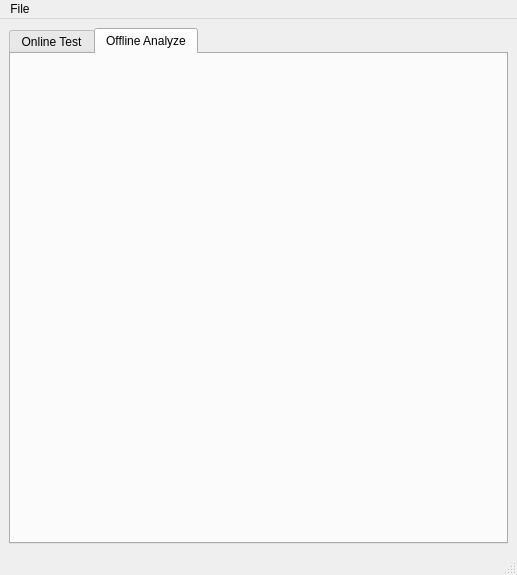
This is gui/runcontrol.ui in cepc/kc705 as Qt 5 draws it before an edit. The edited form follows.
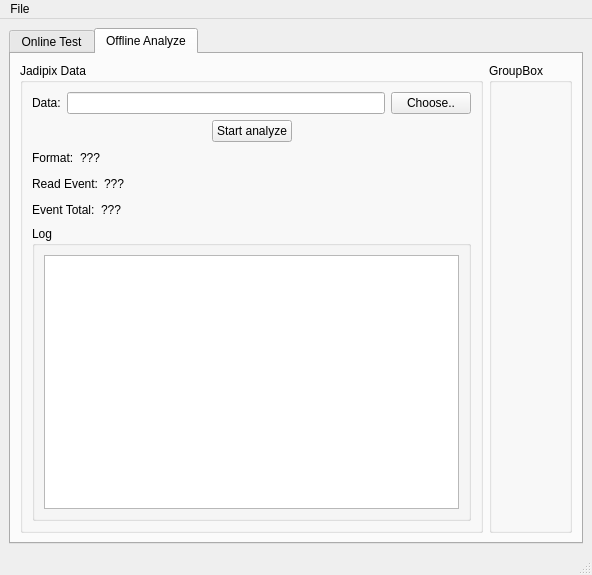
This is the edited form. The open tabs and pages were chosen to show the change. Icons and pictures are not drawn.

Patch:
```diff
--- a/gui/runcontrol.ui
+++ b/gui/runcontrol.ui
@@ -6,7 +6,7 @@
    <rect>
     <x>0</x>
     <y>0</y>
-    <width>517</width>
+    <width>592</width>
     <height>575</height>
    </rect>
   </property>
@@ -315,6 +315,196 @@
        <attribute name="title">
         <string>Offline Analyze</string>
        </attribute>
+       <layout class="QHBoxLayout" name="horizontalLayout_16">
+        <item>
+         <widget class="QGroupBox" name="groupBox_6">
+          <property name="title">
+           <string>Jadipix Data</string>
+          </property>
+          <layout class="QVBoxLayout" name="verticalLayout_6">
+           <item>
+            <layout class="QHBoxLayout" name="horizontalLayout_14">
+             <item>
+              <widget class="QLabel" name="label_9">
+               <property name="text">
+                <string>Data:</string>
+               </property>
+              </widget>
+             </item>
+             <item>
+              <widget class="QLineEdit" name="DataEdit"/>
+             </item>
+             <item>
+              <widget class="QPushButton" name="BtnDataChoose">
+               <property name="text">
+                <string>Choose..</string>
+               </property>
+              </widget>
+             </item>
+            </layout>
+           </item>
+           <item>
+            <layout class="QHBoxLayout" name="horizontalLayout_13">
+             <item>
+              <spacer name="horizontalSpacer_8">
+               <property name="orientation">
+                <enum>Qt::Horizontal</enum>
+               </property>
+               <property name="sizeHint" stdset="0">
+                <size>
+                 <width>40</width>
+                 <height>20</height>
+                </size>
+               </property>
+              </spacer>
+             </item>
+             <item>
+              <widget class="QPushButton" name="BtnSartRead">
+               <property name="text">
+                <string>Start analyze</string>
+               </property>
+              </widget>
+             </item>
+             <item>
+              <spacer name="horizontalSpacer_9">
+               <property name="orientation">
+                <enum>Qt::Horizontal</enum>
+               </property>
+               <property name="sizeHint" stdset="0">
+                <size>
+                 <width>40</width>
+                 <height>20</height>
+                </size>
+               </property>
+              </spacer>
+             </item>
+            </layout>
+           </item>
+           <item>
+            <layout class="QHBoxLayout" name="horizontalLayout_8">
+             <item>
+              <widget class="QLabel" name="label_8">
+               <property name="text">
+                <string>Format:</string>
+               </property>
+              </widget>
+             </item>
+             <item>
+              <widget class="QLabel" name="LabelFormat">
+               <property name="text">
+                <string>???</string>
+               </property>
+              </widget>
+             </item>
+             <item>
+              <spacer name="horizontalSpacer_6">
+               <property name="orientation">
+                <enum>Qt::Horizontal</enum>
+               </property>
+               <property name="sizeHint" stdset="0">
+                <size>
+                 <width>40</width>
+                 <height>20</height>
+                </size>
+               </property>
+              </spacer>
+             </item>
+            </layout>
+           </item>
+           <item>
+            <layout class="QHBoxLayout" name="horizontalLayout_12">
+             <item>
+              <widget class="QLabel" name="label_10">
+               <property name="text">
+                <string>Read Event:</string>
+               </property>
+              </widget>
+             </item>
+             <item>
+              <widget class="QLabel" name="LabelReadNumber">
+               <property name="text">
+                <string>???</string>
+               </property>
+              </widget>
+             </item>
+             <item>
+              <spacer name="horizontalSpacer_7">
+               <property name="orientation">
+                <enum>Qt::Horizontal</enum>
+               </property>
+               <property name="sizeHint" stdset="0">
+                <size>
+                 <width>40</width>
+                 <height>20</height>
+                </size>
+               </property>
+              </spacer>
+             </item>
+            </layout>
+           </item>
+           <item>
+            <layout class="QHBoxLayout" name="horizontalLayout_15">
+             <item>
+              <widget class="QLabel" name="label_11">
+               <property name="text">
+                <string>Event Total:</string>
+               </property>
+              </widget>
+             </item>
+             <item>
+              <widget class="QLabel" name="LabelEventTotal">
+               <property name="text">
+                <string>???</string>
+               </property>
+              </widget>
+             </item>
+             <item>
+              <spacer name="horizontalSpacer_10">
+               <property name="orientation">
+                <enum>Qt::Horizontal</enum>
+               </property>
+               <property name="sizeHint" stdset="0">
+                <size>
+                 <width>40</width>
+                 <height>20</height>
+                </size>
+               </property>
+              </spacer>
+             </item>
+            </layout>
+           </item>
+           <item>
+            <widget class="QGroupBox" name="groupBox_7">
+             <property name="title">
+              <string>Log</string>
+             </property>
+             <layout class="QVBoxLayout" name="verticalLayout_5">
+              <item>
+               <widget class="QTextEdit" name="OfflineTextEdit">
+                <property name="readOnly">
+                 <bool>true</bool>
+                </property>
+               </widget>
+              </item>
+             </layout>
+            </widget>
+           </item>
+          </layout>
+         </widget>
+        </item>
+        <item>
+         <widget class="QGroupBox" name="groupBox_8">
+          <property name="title">
+           <string>GroupBox</string>
+          </property>
+          <layout class="QVBoxLayout" name="verticalLayout_7">
+           <item>
+            <widget class="QWidget" name="OfflineGraph" native="true"/>
+           </item>
+          </layout>
+         </widget>
+        </item>
+       </layout>
       </widget>
      </widget>
     </item>
@@ -325,7 +515,7 @@
     <rect>
      <x>0</x>
      <y>0</y>
-     <width>517</width>
+     <width>592</width>
      <height>23</height>
     </rect>
    </property>
```
Left out of the diff: 2 changed lines with no effect on the pictures.
